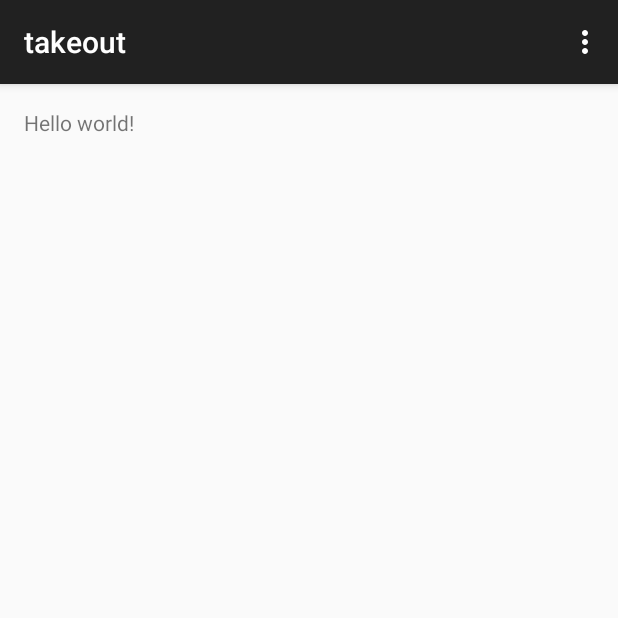
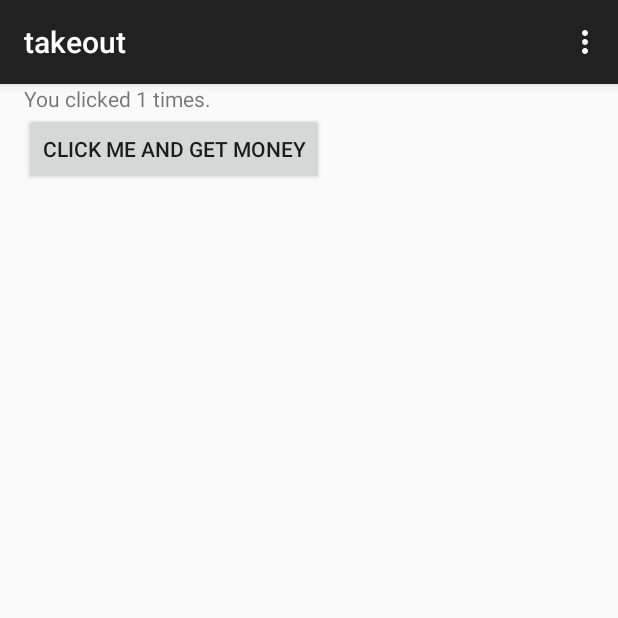
Before and after one commit to huangbop/takeout, an Android app: the screen it shows after launch (MainActivity), in the options menu, after a tap on "Settings", on a phone screen of 412 x 824 dp, the top half of it. Run offline under Robolectric (Android 15) with nearby library versions, the phone set to English and light mode, and no system bars.

Commit message:
Get money

```diff
--- a/app/src/main/java/com/huangbop/takeout/MainActivity.java
+++ b/app/src/main/java/com/huangbop/takeout/MainActivity.java
@@ -4,14 +4,34 @@ import android.support.v7.app.ActionBarActivity;
 import android.os.Bundle;
 import android.view.Menu;
 import android.view.MenuItem;
+import android.view.View;
+import android.widget.Button;
+import android.widget.TextView;
 
 
 public class MainActivity extends ActionBarActivity {
+  private Button btnGetMoney;
+  private TextView tvGetMoney;
+  private int money = 0;
 
   @Override
   protected void onCreate(Bundle savedInstanceState) {
     super.onCreate(savedInstanceState);
     setContentView(R.layout.activity_main);
+
+//    our code
+    btnGetMoney = (Button)findViewById(R.id.btnGetMoney);
+    tvGetMoney = (TextView)findViewById(R.id.tvGetMoney);
+
+    btnGetMoney.setOnClickListener(new View.OnClickListener() {
+      @Override
+      public void onClick(View view) {
+        money++;
+        tvGetMoney.setText("You clicked " + money + " times.");
+      }
+    });
+
+
   }
 
 
--- a/app/src/main/res/layout/activity_main.xml
+++ b/app/src/main/res/layout/activity_main.xml
@@ -1,11 +1,18 @@
-<RelativeLayout xmlns:android="http://schemas.android.com/apk/res/android"
-    xmlns:tools="http://schemas.android.com/tools" android:layout_width="match_parent"
-    android:layout_height="match_parent" android:paddingLeft="@dimen/activity_horizontal_margin"
-    android:paddingRight="@dimen/activity_horizontal_margin"
-    android:paddingTop="@dimen/activity_vertical_margin"
-    android:paddingBottom="@dimen/activity_vertical_margin" tools:context=".MainActivity">
+<LinearLayout xmlns:android="http://schemas.android.com/apk/res/android"
+	      xmlns:tools="http://schemas.android.com/tools" android:layout_width="match_parent"
+	      android:layout_height="match_parent" android:paddingLeft="@dimen/activity_horizontal_margin"
+	      android:orientation="vertical"
+	      tools:context=".MainActivity">
 
-    <TextView android:text="@string/hello_world" android:layout_width="wrap_content"
-        android:layout_height="wrap_content" />
+  <TextView android:text="You have click times." android:layout_width="wrap_content"
+            android:layout_height="wrap_content"
+            android:id="@+id/tvGetMoney"/>
 
-</RelativeLayout>
+    <Button
+        android:layout_width="wrap_content"
+        android:layout_height="wrap_content"
+        android:text="click me and get money"
+        android:id="@+id/btnGetMoney"
+        />
+
+</LinearLayout>
```
Lines whose indentation alone changed are shown as unchanged.
